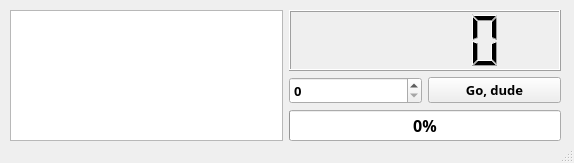
SlavaPython/PushUp, file design.ui: the form before one commit.
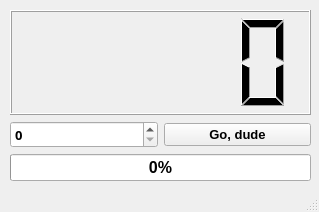
The form after the commit.

Commit message: Add windows platform. Mini redesign

The edit to the form file:
```diff
--- a/design.ui
+++ b/design.ui
@@ -6,8 +6,8 @@
    <rect>
     <x>0</x>
     <y>0</y>
-    <width>574</width>
-    <height>163</height>
+    <width>319</width>
+    <height>212</height>
    </rect>
   </property>
   <property name="windowTitle">
@@ -22,25 +22,24 @@
      <bold>true</bold>
     </font>
    </property>
-   <widget class="QWidget" name="layoutWidget">
+   <widget class="QWidget" name="">
     <property name="geometry">
      <rect>
       <x>10</x>
       <y>10</y>
-      <width>551</width>
-      <height>131</height>
+      <width>301</width>
+      <height>171</height>
      </rect>
     </property>
-    <layout class="QGridLayout" name="gridLayout_3">
-     <item row="0" column="0">
-      <widget class="QGraphicsView" name="graphicsView"/>
-     </item>
-     <item row="0" column="1">
-      <layout class="QGridLayout" name="gridLayout_2">
-       <item row="0" column="0">
         <layout class="QGridLayout" name="gridLayout">
          <item row="0" column="0" colspan="2">
-          <widget class="QLCDNumber" name="lcdNumber"/>
+      <widget class="QLCDNumber" name="lcdNumber">
+       <property name="font">
+        <font>
+         <pointsize>16</pointsize>
+        </font>
+       </property>
+      </widget>
          </item>
          <item row="1" column="0">
           <widget class="QSpinBox" name="spinBox">
@@ -64,7 +63,7 @@
            </property>
            <property name="font">
             <font>
-             <family>Ubuntu Mono</family>
+         <family>Ubuntu</family>
              <pointsize>10</pointsize>
              <weight>75</weight>
              <bold>true</bold>
@@ -84,16 +83,17 @@
            </property>
           </widget>
          </item>
-        </layout>
-       </item>
-       <item row="1" column="0">
+     <item row="2" column="0" colspan="2">
         <widget class="QProgressBar" name="progressBar">
+       <property name="font">
+        <font>
+         <family>Ubuntu</family>
+        </font>
+       </property>
          <property name="value">
           <number>0</number>
          </property>
         </widget>
-       </item>
-      </layout>
      </item>
     </layout>
    </widget>
```
Lines whose indentation alone changed are shown as unchanged. The commit also changes 3 other files.
